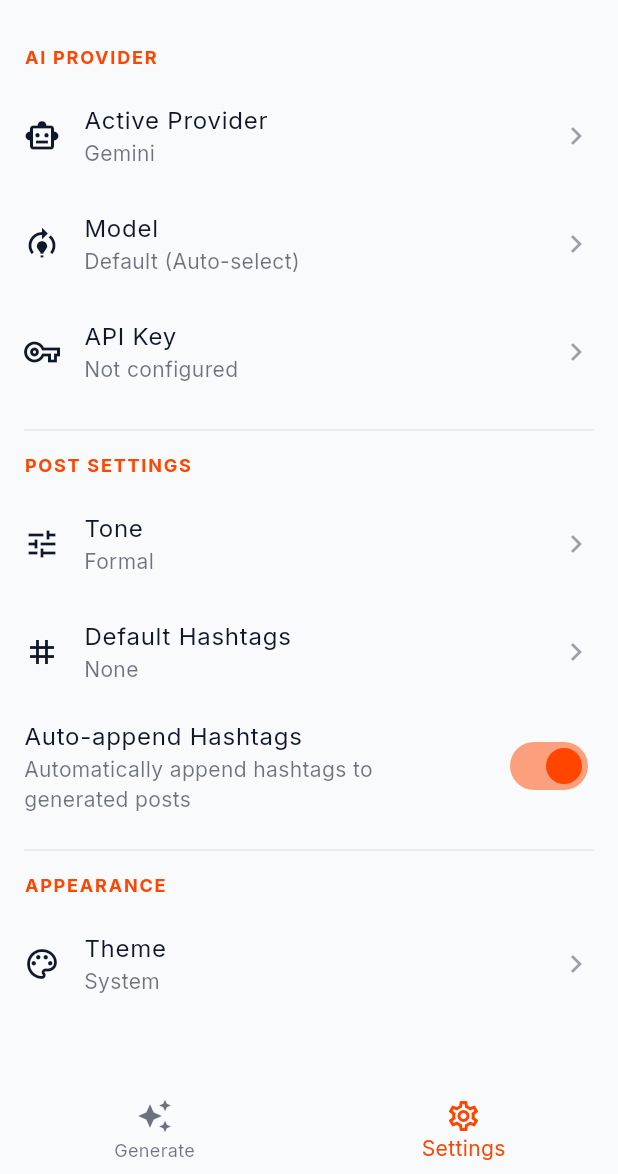
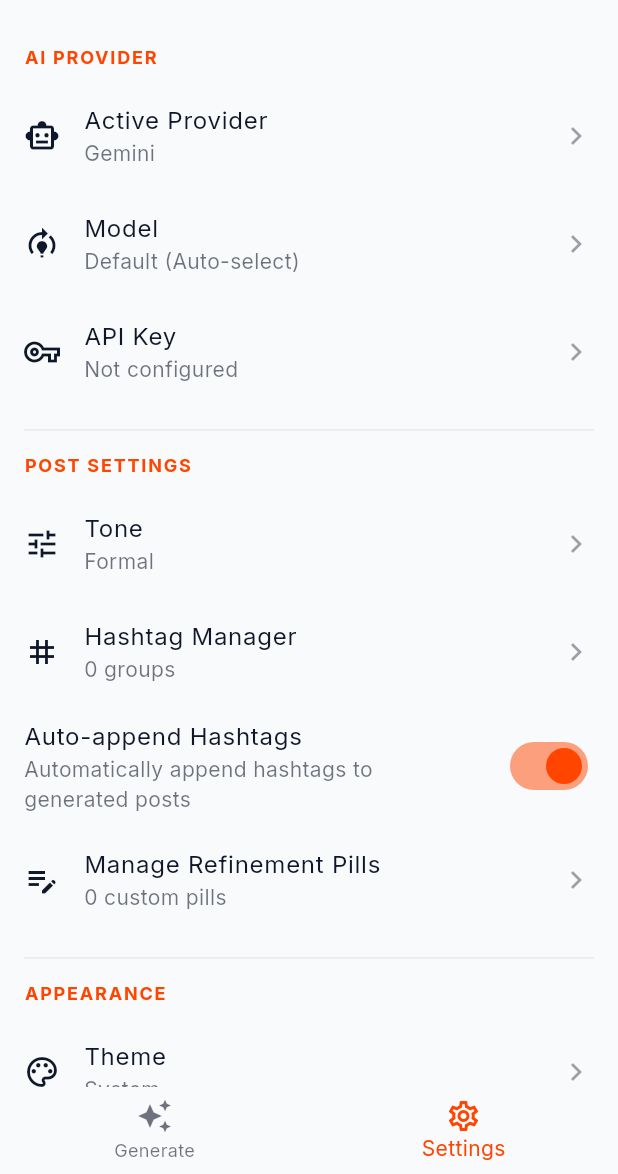
Before and after one commit to NaimNajmios/oreamnosv2, a Flutter app: the SettingsScreen screen opened by its route, on a phone screen of 412 x 824 dp, the part 62-1236 px from its top. Run offline on Flutter 3.47's test engine with Material 3 defaults, Android fonts, the phone set to English and light mode, and no system bars; drawn by our look-alikes of dynamic_color; our stand-ins replace flutter_markdown, flutter_secure_storage, go_router, google_fonts, share_plus, shared_preferences; missing offline and left inert: receive_sharing_intent; accounts and stored records are empty; statements that could not run were skipped.

Commit message:
feat: Implement hashtag and custom pill management features with associated UI components

```diff
--- a/lib/config/routes/app_router.dart
+++ b/lib/config/routes/app_router.dart
@@ -5,12 +5,16 @@ import '../../ui/features/settings/views/settings_screen.dart';
 import '../../ui/features/shell/views/app_shell.dart';
 
 import '../../ui/features/generate/views/reading_mode_screen.dart';
+import '../../ui/features/settings/views/pill_manager_screen.dart';
+import '../../ui/features/settings/views/hashtag_manager_screen.dart';
 
 /// Route path constants.
 abstract final class RoutePaths {
   static const String generate = '/generate';
   static const String settings = '/settings';
   static const String readingMode = '/reading-mode';
+  static const String pillManager = '/pill-manager';
+  static const String hashtagManager = '/hashtag-manager';
   // Future routes:
   // static const String usage = '/usage';
   // static const String cardGenerator = '/card-generator';
@@ -46,6 +50,14 @@ GoRouter createAppRouter() {
           return ReadingModeScreen(content: content);
         },
       ),
+      GoRoute(
+        path: RoutePaths.pillManager,
+        builder: (context, state) => const PillManagerScreen(),
+      ),
+      GoRoute(
+        path: RoutePaths.hashtagManager,
+        builder: (context, state) => const HashtagManagerScreen(),
+      ),
     ],
   );
 }
--- a/lib/data/services/preferences_service.dart
+++ b/lib/data/services/preferences_service.dart
@@ -1,8 +1,11 @@
+import 'dart:convert';
 import 'package:flutter_secure_storage/flutter_secure_storage.dart';
 import 'package:shared_preferences/shared_preferences.dart';
 
 import '../../config/constants.dart';
 import '../../domain/models/app_theme_mode.dart';
+import '../../domain/models/custom_pill.dart';
+import '../../domain/models/hashtag_group.dart';
 import '../models/ai_provider.dart';
 
 /// Manages user preferences and secure API key storage.
@@ -85,10 +88,26 @@ class PreferencesService {
 
   // === Hashtags ===
 
-  String get defaultHashtags =>
-      _prefs.getString(AppConstants.keyDefaultHashtags) ?? '';
+  List<HashtagGroup> get hashtagGroups {
+    final list = _prefs.getStringList('hashtag_groups') ?? [];
+    return list.map((e) => HashtagGroup.fromJson(jsonDecode(e))).toList();
+  }
+
+  Future<bool> setHashtagGroups(List<HashtagGroup> groups) {
+    final list = groups.map((e) => jsonEncode(e.toJson())).toList();
+    return _prefs.setStringList('hashtag_groups', list);
+  }
+
+  String get defaultHashtags {
+    final groups = hashtagGroups;
+    for (var g in groups) {
+      if (g.isDefault) return g.hashtags;
+    }
+    return _prefs.getString(AppConstants.keyDefaultHashtags) ?? '';
+  }
 
   Future<bool> setDefaultHashtags(String hashtags) {
+    // Legacy fallback write
     return _prefs.setString(AppConstants.keyDefaultHashtags, hashtags);
   }
 
@@ -101,10 +120,13 @@ class PreferencesService {
 
   // === Custom Refinement Pills ===
 
-  List<String> get customPills =>
-      _prefs.getStringList('custom_refinement_pills') ?? [];
+  List<CustomPill> get customPills {
+    final list = _prefs.getStringList('custom_refinement_pills') ?? [];
+    return list.map((e) => CustomPill.fromJson(jsonDecode(e))).toList();
+  }
 
-  Future<bool> setCustomPills(List<String> pills) {
-    return _prefs.setStringList('custom_refinement_pills', pills);
+  Future<bool> setCustomPills(List<CustomPill> pills) {
+    final list = pills.map((e) => jsonEncode(e.toJson())).toList();
+    return _prefs.setStringList('custom_refinement_pills', list);
   }
 }
--- /dev/null
+++ b/lib/domain/models/custom_pill.dart
@@ -0,0 +1,21 @@
+class CustomPill {
+  final String label;
+  final String instruction;
+
+  const CustomPill({
+    required this.label,
+    required this.instruction,
+  });
+
+  Map<String, dynamic> toJson() => {
+        'label': label,
+        'instruction': instruction,
+      };
+
+  factory CustomPill.fromJson(Map<String, dynamic> json) {
+    return CustomPill(
+      label: json['label'] as String,
+      instruction: json['instruction'] as String,
+    );
+  }
+}
--- /dev/null
+++ b/lib/domain/models/hashtag_group.dart
@@ -0,0 +1,43 @@
+class HashtagGroup {
+  final String id;
+  final String name;
+  final String hashtags;
+  final bool isDefault;
+
+  const HashtagGroup({
+    required this.id,
+    required this.name,
+    required this.hashtags,
+    this.isDefault = false,
+  });
+
+  HashtagGroup copyWith({
+    String? id,
+    String? name,
+    String? hashtags,
+    bool? isDefault,
+  }) {
+    return HashtagGroup(
+      id: id ?? this.id,
+      name: name ?? this.name,
+      hashtags: hashtags ?? this.hashtags,
+      isDefault: isDefault ?? this.isDefault,
+    );
+  }
+
+  Map<String, dynamic> toJson() => {
+        'id': id,
+        'name': name,
+        'hashtags': hashtags,
+        'isDefault': isDefault,
+      };
+
+  factory HashtagGroup.fromJson(Map<String, dynamic> json) {
+    return HashtagGroup(
+      id: json['id'] as String,
+      name: json['name'] as String,
+      hashtags: json['hashtags'] as String,
+      isDefault: json['isDefault'] as bool? ?? false,
+    );
+  }
+}
--- a/lib/ui/features/settings/views/settings_screen.dart
+++ b/lib/ui/features/settings/views/settings_screen.dart
@@ -1,10 +1,11 @@
 import 'package:flutter/material.dart';
 import 'package:provider/provider.dart';
+import 'package:go_router/go_router.dart';
 
+import '../../../../config/routes/app_router.dart';
 import '../view_models/settings_view_model.dart';
 import 'widgets/api_key_dialog.dart';
 import 'widgets/model_selection_dialog.dart';
-import 'widgets/hashtag_input_dialog.dart';
 import 'widgets/provider_selection_dialog.dart';
 import 'widgets/theme_selection_dialog.dart';
 import 'widgets/tone_selection_dialog.dart';
@@ -63,11 +64,9 @@ class SettingsScreen extends StatelessWidget {
           _buildTile(
             context,
             icon: Icons.tag,
-            title: 'Default Hashtags',
-            subtitle: viewModel.defaultHashtags.isEmpty
-                ? 'None'
-                : viewModel.defaultHashtags,
-            onTap: () => HashtagInputDialog.show(context),
+            title: 'Hashtag Manager',
+            subtitle: '${viewModel.hashtagGroups.length} groups',
+            onTap: () => context.push(RoutePaths.hashtagManager),
           ),
           SwitchListTile(
             contentPadding: EdgeInsets.zero,
@@ -82,6 +81,13 @@ class SettingsScreen extends StatelessWidget {
             activeTrackColor: Theme.of(context).colorScheme.primary.withAlpha(128),
             activeThumbColor: Theme.of(context).colorScheme.primary,
             onChanged: (value) => viewModel.setAutoAppendHashtags(value),
+          ),
+          _buildTile(
+            context,
+            icon: Icons.edit_note,
+            title: 'Manage Refinement Pills',
+            subtitle: '${viewModel.customPills.length} custom pills',
+            onTap: () => context.push(RoutePaths.pillManager),
           ),
           const Divider(height: 32),
 
--- a/pubspec.yaml
+++ b/pubspec.yaml
@@ -40,6 +40,7 @@ dependencies:
   receive_sharing_intent: 1.8.1
   html: ^0.15.6
   share_plus: ^12.0.2
+  uuid: ^4.6.0
 
 dev_dependencies:
   flutter_test:
```
Also changed, not shown: lib/ui/core/widgets/typewriter_markdown.dart (+0 -7 lines), lib/ui/features/generate/views/generate_screen.dart (+10 -0 lines), lib/ui/features/settings/view_models/settings_view_model.dart (+65 -0 lines), lib/ui/features/settings/views/hashtag_manager_screen.dart (added, +115 -0 lines), lib/ui/features/settings/views/pill_manager_screen.dart (added, +62 -0 lines), lib/ui/features/settings/views/widgets/add_hashtag_group_dialog.dart (added, +105 -0 lines), lib/ui/features/settings/views/widgets/add_pill_dialog.dart (added, +100 -0 lines), lib/ui/features/settings/views/widgets/hashtag_input_dialog.dart (deleted, +0 -89 lines), pubspec.lock, 1 other file.
